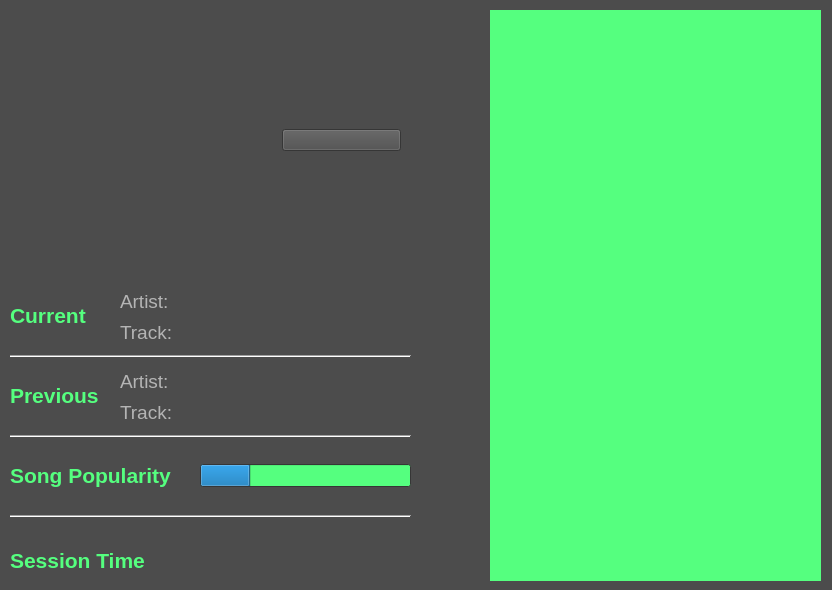
The window that tracker_gui.ui (ajaybasnyat/Spotify-Companion) describes before a commit, drawn with Qt 5.
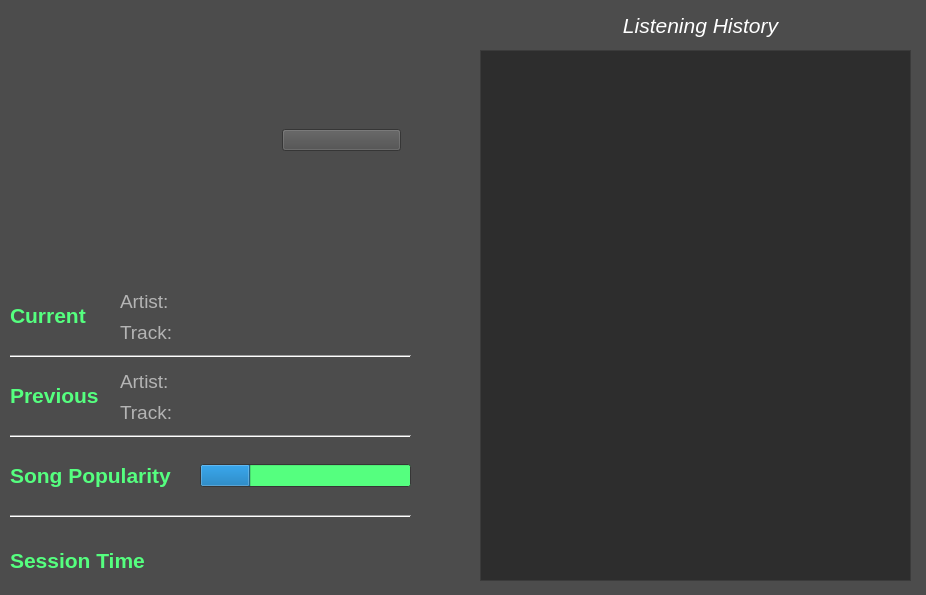
The same window after the commit. Icons and pictures are not drawn.

Diff of the .ui file:
```diff
--- a/tracker_gui.ui
+++ b/tracker_gui.ui
@@ -6,8 +6,8 @@
    <rect>
     <x>0</x>
     <y>0</y>
-    <width>832</width>
-    <height>590</height>
+    <width>926</width>
+    <height>595</height>
    </rect>
   </property>
   <property name="palette">
@@ -243,20 +243,6 @@
    <bool>false</bool>
   </property>
   <widget class="QWidget" name="centralwidget">
-   <widget class="QListView" name="listTrackHistory">
-    <property name="geometry">
-     <rect>
-      <x>490</x>
-      <y>10</y>
-      <width>331</width>
-      <height>571</height>
-     </rect>
-    </property>
-    <property name="styleSheet">
-     <string notr="true">border: none;
-background-color: rgb(85, 255, 127);</string>
-    </property>
-   </widget>
    <widget class="QWidget" name="verticalLayoutWidget">
     <property name="geometry">
      <rect>
@@ -1473,6 +1459,80 @@
      </item>
     </layout>
    </widget>
+   <widget class="QListWidget" name="listTrackHistory">
+    <property name="geometry">
+     <rect>
+      <x>480</x>
+      <y>50</y>
+      <width>431</width>
+      <height>531</height>
+     </rect>
+    </property>
+    <property name="palette">
+     <palette>
+      <active>
+       <colorrole role="Base">
+        <brush brushstyle="SolidPattern">
+         <color alpha="255">
+          <red>45</red>
+          <green>45</green>
+          <blue>45</blue>
+         </color>
+        </brush>
+       </colorrole>
+      </active>
+      <inactive>
+       <colorrole role="Base">
+        <brush brushstyle="SolidPattern">
+         <color alpha="255">
+          <red>45</red>
+          <green>45</green>
+          <blue>45</blue>
+         </color>
+        </brush>
+       </colorrole>
+      </inactive>
+      <disabled>
+       <colorrole role="Base">
+        <brush brushstyle="SolidPattern">
+         <color alpha="255">
+          <red>76</red>
+          <green>76</green>
+          <blue>76</blue>
+         </color>
+        </brush>
+       </colorrole>
+      </disabled>
+     </palette>
+    </property>
+    <property name="font">
+     <font>
+      <pointsize>14</pointsize>
+     </font>
+    </property>
+   </widget>
+   <widget class="QLabel" name="label">
+    <property name="geometry">
+     <rect>
+      <x>600</x>
+      <y>10</y>
+      <width>201</width>
+      <height>31</height>
+     </rect>
+    </property>
+    <property name="font">
+     <font>
+      <pointsize>16</pointsize>
+      <italic>true</italic>
+     </font>
+    </property>
+    <property name="text">
+     <string>Listening History</string>
+    </property>
+    <property name="alignment">
+     <set>Qt::AlignCenter</set>
+    </property>
+   </widget>
   </widget>
  </widget>
  <resources/>
```
